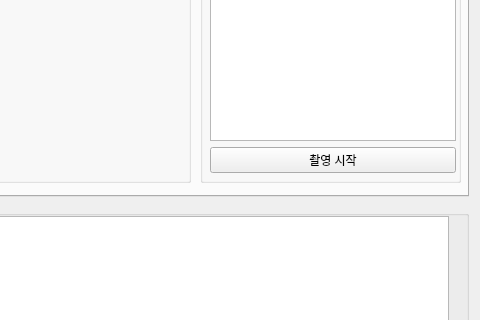
boa9448/PyAutoMakerHuman, file resource/main_form.ui: the form before one commit; both pictures show x 642 to 1122 and y 284 to 604 of the 1122 by 745 pixel window.
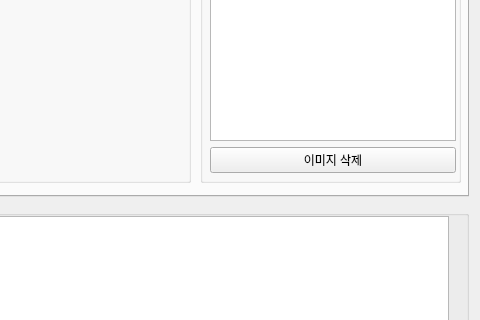
The form after the commit. The open tabs and pages were chosen to show the change.

Diff of the .ui file:
```diff
--- a/resource/main_form.ui
+++ b/resource/main_form.ui
@@ -652,7 +652,7 @@
        <item>
         <widget class="QPushButton" name="tools_img_remove_button">
          <property name="text">
-          <string>촬영 시작</string>
+          <string>이미지 삭제</string>
          </property>
         </widget>
        </item>
```
Left out of the diff: 2 changed lines with no effect on the pictures.
